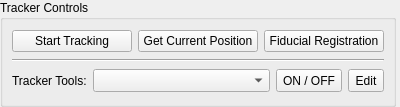
This is Code/Gui/MITK/Modules/niftkIGIGui/ToolsGui/TrackerControlsWidget.ui in NifTK/NifTK as Qt 5 draws it before an edit. The edited form follows.
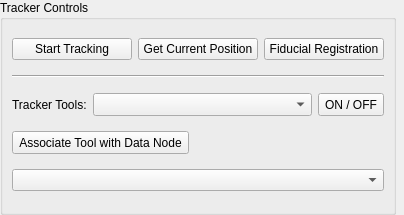
This is the edited form. Custom widgets are drawn as their Qt base class.

Commit message: Feature #1765 enabled user to associate tracker data with any data node

```diff
--- a/Code/Gui/MITK/Modules/niftkIGIGui/ToolsGui/TrackerControlsWidget.ui
+++ b/Code/Gui/MITK/Modules/niftkIGIGui/ToolsGui/TrackerControlsWidget.ui
@@ -6,8 +6,8 @@
    <rect>
     <x>0</x>
     <y>0</y>
-    <width>400</width>
-    <height>107</height>
+    <width>404</width>
+    <height>215</height>
    </rect>
   </property>
   <property name="sizePolicy">
@@ -19,20 +19,17 @@
   <property name="windowTitle">
    <string>Form</string>
   </property>
-  <layout class="QHBoxLayout" name="horizontalLayout_3">
-   <property name="spacing">
-    <number>0</number>
-   </property>
+  <layout class="QGridLayout" name="gridLayout">
    <property name="margin">
     <number>0</number>
    </property>
-   <item>
+   <item row="0" column="0">
     <widget class="QGroupBox" name="groupBox">
      <property name="title">
       <string>Tracker Controls</string>
      </property>
-     <layout class="QVBoxLayout" name="verticalLayout">
-      <item>
+     <layout class="QGridLayout" name="gridLayout_2">
+      <item row="0" column="0">
        <layout class="QHBoxLayout" name="horizontalLayout_2">
         <item>
          <widget class="QPushButton" name="pushButton_Tracking">
@@ -93,15 +90,15 @@
         </item>
        </layout>
       </item>
-      <item>
+      <item row="1" column="0">
        <widget class="Line" name="line">
         <property name="orientation">
          <enum>Qt::Horizontal</enum>
         </property>
        </widget>
       </item>
-      <item>
-       <layout class="QHBoxLayout" name="horizontalLayout">
+      <item row="2" column="0">
+       <layout class="QHBoxLayout" name="_2">
         <item>
          <widget class="QLabel" name="label_9">
           <property name="text">
@@ -141,8 +138,13 @@
           </property>
          </widget>
         </item>
-        <item>
-         <widget class="QToolButton" name="toolButton_Edit">
+       </layout>
+      </item>
+      <item row="4" column="0">
+       <widget class="QmitkDataStorageComboBox" name="comboBox"/>
+      </item>
+      <item row="3" column="0">
+       <widget class="QToolButton" name="toolButton_Assoc">
           <property name="minimumSize">
            <size>
             <width>23</width>
@@ -150,16 +152,14 @@
            </size>
           </property>
           <property name="text">
-           <string>Edit</string>
+         <string>Associate Tool with Data Node</string>
           </property>
          </widget>
         </item>
        </layout>
-      </item>
-     </layout>
     </widget>
    </item>
-   <item>
+   <item row="0" column="1">
     <spacer name="horizontalSpacer">
      <property name="orientation">
       <enum>Qt::Horizontal</enum>
@@ -174,6 +174,13 @@
    </item>
   </layout>
  </widget>
+ <customwidgets>
+  <customwidget>
+   <class>QmitkDataStorageComboBox</class>
+   <extends>QComboBox</extends>
+   <header>QmitkDataStorageComboBox.h</header>
+  </customwidget>
+ </customwidgets>
  <resources/>
  <connections/>
 </ui>
```
Left out of the diff: 1 changed line with no effect on the pictures. Lines whose indentation alone changed are shown as unchanged. The commit also changes 5 other files.
